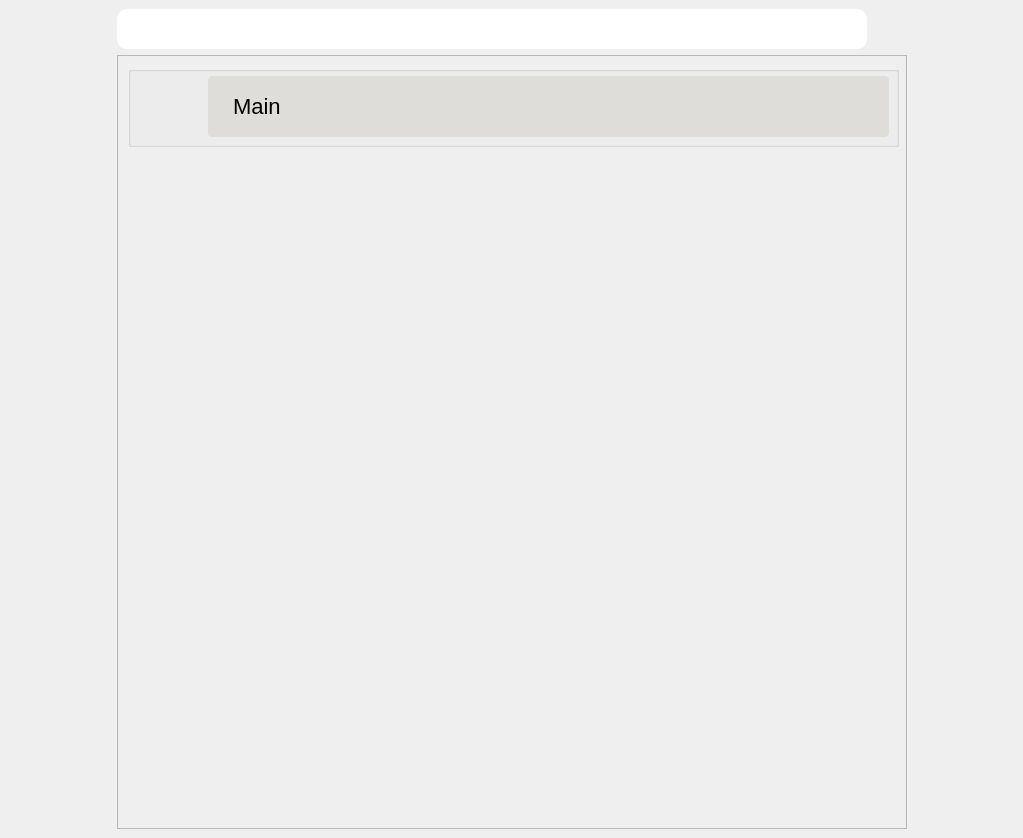
Old version of the form forms/collections.ui in the repository Abdel-RahmanSaied/SpecialsAid_frontEnd.
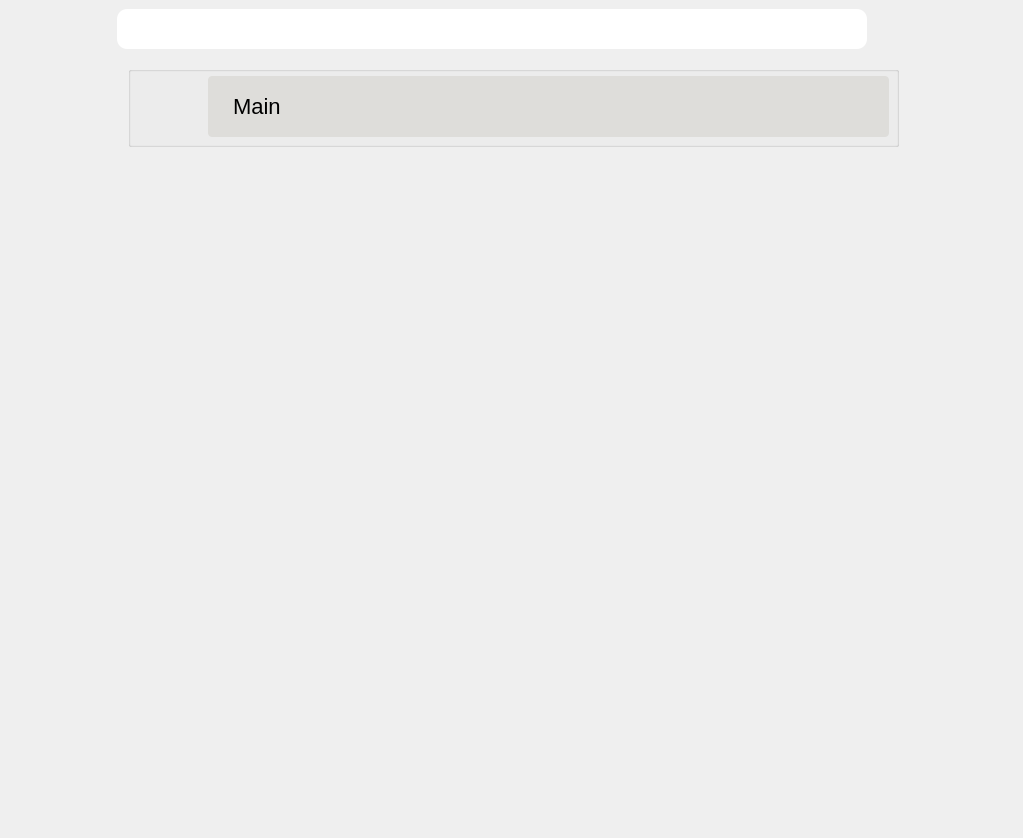
New version of the form. Icons and pictures are not drawn.

Diff of the .ui file:
```diff
--- a/forms/collections.ui
+++ b/forms/collections.ui
@@ -136,6 +136,9 @@
         <height>16777215</height>
        </size>
       </property>
+      <property name="styleSheet">
+       <string notr="true">background-color: rgb(255, 255, 255,0);</string>
+      </property>
       <property name="widgetResizable">
        <bool>true</bool>
       </property>
```
